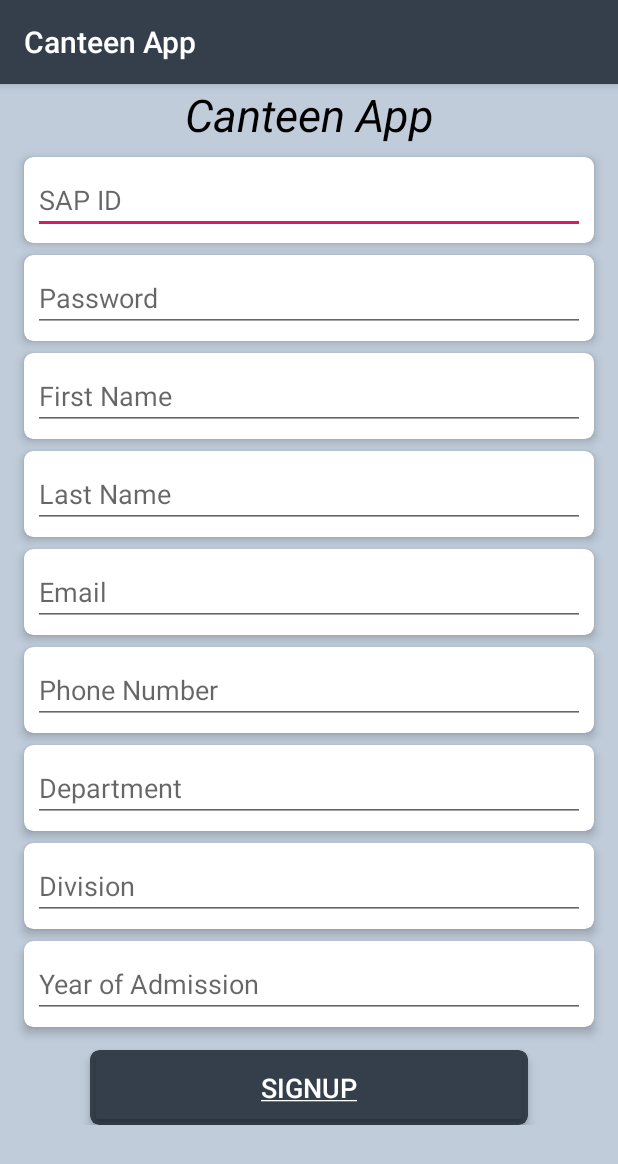
After one commit to djunicode/canteen-android-app, an Android app: the SignUpStudent screen opened directly, with no data from a screen before it, on a phone screen of 412 x 824 dp. The commit adds this screen. Shown: the top 1164 px of the screen. Run offline under Robolectric (Android 15) with nearby library versions, the phone set to English and light mode, and no system bars; network calls fail.

Commit message:
sign up post request

```diff
--- a/app/src/main/java/io/github/djunicode/canteenapp/LoginActivity.java
+++ b/app/src/main/java/io/github/djunicode/canteenapp/LoginActivity.java
@@ -99,7 +99,10 @@ public class LoginActivity extends BaseActivity {
 
         }
     }
-
+    public void goToSignUp(View view){
+        Intent intent=new Intent(LoginActivity.this,SignUpStudent.class);
+        startActivity(intent);
+    }
     public String SHAHashing()
     {
 
--- /dev/null
+++ b/app/src/main/java/io/github/djunicode/canteenapp/RequestObjects/SignUpRequest.java
@@ -0,0 +1,28 @@
+package io.github.djunicode.canteenapp.RequestObjects;
+
+public class SignUpRequest {
+
+    private String username;
+    private String password;
+    private String first_name;
+    private String last_name;
+    private String email;
+    private String phone_number;
+    private String division;
+    private String department;
+    private int admission_year;
+
+    public SignUpRequest(String username, String password, String first_name, String last_name, String email, String phone_number, String division, String department, int admission_year) {
+        this.username = username;
+        this.password = password;
+        this.first_name = first_name;
+        this.last_name = last_name;
+        this.email = email;
+        this.phone_number = phone_number;
+        this.department = department;
+        this.division = division;
+        this.admission_year = admission_year;
+    }
+
+
+}
--- /dev/null
+++ b/app/src/main/java/io/github/djunicode/canteenapp/ResponseObjects/SignUpResponse.java
@@ -0,0 +1,80 @@
+package io.github.djunicode.canteenapp.ResponseObjects;
+
+import java.math.BigInteger;
+
+public class SignUpResponse {
+    private String username;
+    private String first_name;
+    private String last_name;
+    private String email;
+    private String phone_number;
+    private String division;
+    private String department;
+    private int admission_year;
+
+    public void setUsername(String username) {
+        this.username = username;
+    }
+
+    public void setFirst_name(String first_name) {
+        this.first_name = first_name;
+    }
+
+    public void setLast_name(String last_name) {
+        this.last_name = last_name;
+    }
+
+    public void setEmail(String email) {
+        this.email = email;
+    }
+
+    public void setPhone_number(String phone_number) {
+        this.phone_number = phone_number;
+    }
+
+    public void setDivision(String division) {
+        this.division = division;
+    }
+
+    public void setDepartment(String department) {
+        this.department = department;
+    }
+
+    public void setAdmission_year(int admission_year) {
+        this.admission_year = admission_year;
+    }
+
+    public String getUsername() {
+        return username;
+    }
+
+    public String getFirst_name() {
+        return first_name;
+    }
+
+    public String getLast_name() {
+        return last_name;
+    }
+
+    public String getEmail() {
+        return email;
+    }
+
+    public String getPhone_number() {
+        return phone_number;
+    }
+
+    public String getDivision() {
+        return division;
+    }
+
+    public String getDepartment() {
+        return department;
+    }
+
+    public int getAdmission_year() {
+        return admission_year;
+    }
+
+
+}
--- a/app/src/main/java/io/github/djunicode/canteenapp/RetrofitInterfaces/ApiInterface.java
+++ b/app/src/main/java/io/github/djunicode/canteenapp/RetrofitInterfaces/ApiInterface.java
@@ -4,7 +4,9 @@ import java.util.List;
 
 import io.github.djunicode.canteenapp.RequestObjects.ChangePassword;
 import io.github.djunicode.canteenapp.RequestObjects.SignInRequest;
+import io.github.djunicode.canteenapp.RequestObjects.SignUpRequest;
 import io.github.djunicode.canteenapp.ResponseObjects.SignInResponse;
+import io.github.djunicode.canteenapp.ResponseObjects.SignUpResponse;
 import io.github.djunicode.canteenapp.models.MenuItem;
 import okhttp3.ResponseBody;
 import retrofit2.Call;
@@ -25,4 +27,7 @@ public interface ApiInterface {
     @POST("auth/users/set_password/")
     Call<ResponseBody> changePassword(@Body ChangePassword changePassword);
 
+    @POST("student_signup/")
+    Call<SignUpResponse>createPostSignUp(@Body SignUpRequest signUpRequest);
+
 }
--- /dev/null
+++ b/app/src/main/java/io/github/djunicode/canteenapp/SignUpStudent.java
@@ -0,0 +1,98 @@
+package io.github.djunicode.canteenapp;
+
+import android.content.Intent;
+import android.support.v7.app.AppCompatActivity;
+import android.os.Bundle;
+import android.view.View;
+import android.widget.Button;
+import android.widget.EditText;
+import android.widget.RadioButton;
+import android.widget.Toast;
+
+import retrofit2.Call;
+import retrofit2.Callback;
+import retrofit2.Response;
+
+import io.github.djunicode.canteenapp.RequestObjects.SignUpRequest;
+import io.github.djunicode.canteenapp.ResponseObjects.SignUpResponse;
+import io.github.djunicode.canteenapp.RetrofitInterfaces.ApiInterface;
+
+public class SignUpStudent extends BaseActivity {
+    EditText username_view,pass_view,fname_view,lname_view,email_view,phone_view,div_view,dept_view,admission_year_view;
+    Button signupButton;
+    private ApiInterface apiInterface;
+    String Rusername,Rfname,Rlname,Remail,Rphone,Rdiv,Rdept;
+    int Radmission_year;
+
+
+    @Override
+    protected void onCreate(Bundle savedInstanceState) {
+        super.onCreate(savedInstanceState);
+        setContentView(R.layout.activity_sign_up_student);
+
+        username_view=findViewById(R.id.signup_sap);
+        pass_view=findViewById(R.id.signup_pass);
+        fname_view=findViewById(R.id.signup_Fname);
+        lname_view=findViewById(R.id.signup_Lname);
+        email_view=findViewById(R.id.signup_email);
+        phone_view=findViewById(R.id.signup_phone);
+        div_view=findViewById(R.id.signup_div);
+        dept_view=findViewById(R.id.signup_dept);
+        admission_year_view=findViewById(R.id.signup_year);
+        signupButton=findViewById(R.id.signupbutton);
+
+        apiInterface = customRetrofit.create(ApiInterface.class);
+
+
+
+    }
+    public void signupclicked(View view){
+        String username,pass,fname,lname,email,phone,div,dept;
+        int admission_year;
+        username=username_view.getText().toString();
+        pass=pass_view.getText().toString();
+        fname=fname_view.getText().toString();
+        lname=lname_view.getText().toString();
+        email=email_view.getText().toString();
+        phone=phone_view.getText().toString();
+        div=div_view.getText().toString();
+        dept=dept_view.getText().toString();
+        admission_year=Integer.parseInt(admission_year_view.getText().toString());
+
+        SignUpRequest post=new SignUpRequest(username,pass,fname,lname,email,phone,div,dept,admission_year);
+
+        Call<SignUpResponse> call = apiInterface.createPostSignUp(post);
+        call.enqueue(new Callback<SignUpResponse>() {
+            @Override
+            public void onResponse(Call<SignUpResponse> call, Response<SignUpResponse> response) {
+                if(!response.isSuccessful()){
+                    Toast.makeText(SignUpStudent.this, "Some error has occurred...", Toast.LENGTH_SHORT).show();
+                    return;
+                }
+                SignUpResponse signUpResponse=response.body();
+                Rusername=signUpResponse.getUsername();
+                Rfname=signUpResponse.getFirst_name();
+                Rlname=signUpResponse.getLast_name();
+                Remail=signUpResponse.getEmail();
+                Rphone=signUpResponse.getPhone_number();
+                Rdiv=signUpResponse.getDivision();
+                Rdept=signUpResponse.getDepartment();
+                Radmission_year=signUpResponse.getAdmission_year();
+
+                Toast.makeText(SignUpStudent.this, "Sign Up successful", Toast.LENGTH_SHORT).show();
+                Intent i = new Intent(SignUpStudent.this, LoginActivity.class);
+                startActivity(i);
+
+            }
+
+            @Override
+            public void onFailure(Call<SignUpResponse> call, Throwable t) {
+
+                Toast.makeText(SignUpStudent.this, "Sign Up failed", Toast.LENGTH_SHORT).show();
+
+            }
+        });
+
+    }
+
+}
--- /dev/null
+++ b/app/src/main/res/layout/activity_sign_up_student.xml
@@ -0,0 +1,237 @@
+<?xml version="1.0" encoding="utf-8"?>
+
+<ScrollView xmlns:android="http://schemas.android.com/apk/res/android"
+
+    android:layout_width="match_parent"
+    android:layout_height="match_parent"
+    xmlns:app="http://schemas.android.com/apk/res-auto"
+    xmlns:tools="http://schemas.android.com/tools"
+    android:background="#C0CCDA"
+    tools:context=".SignUpStudent">
+
+<android.support.constraint.ConstraintLayout
+    android:layout_width="match_parent"
+    android:layout_height="wrap_content"
+   >
+
+<TextView
+    android:id="@+id/studentsignup"
+    android:layout_width="match_parent"
+    android:layout_height="wrap_content"
+    app:layout_constraintTop_toTopOf="parent"
+    android:text="Canteen App"
+    android:textAlignment="center"
+    android:textSize="30sp"
+    android:textColor="#000"
+    android:textStyle="italic"
+    />
+
+    <android.support.v7.widget.CardView
+    android:id="@+id/sapcard"
+    android:layout_width="match_parent"
+    android:layout_height="wrap_content"
+    android:layout_marginRight="16dp"
+    android:layout_marginLeft="16dp"
+    android:layout_marginTop="8dp"
+    app:cardCornerRadius="6dp"
+    app:cardElevation="4dp"
+    app:layout_constraintTop_toBottomOf="@id/studentsignup">
+    <EditText
+        android:id="@+id/signup_sap"
+        android:layout_margin="6dp"
+        android:layout_width="match_parent"
+        android:layout_height="match_parent"
+        android:hint="SAP ID"
+        android:inputType="number"/>
+
+</android.support.v7.widget.CardView>
+
+    <android.support.v7.widget.CardView
+        android:id="@+id/passcard"
+        android:layout_width="match_parent"
+        android:layout_height="wrap_content"
+        android:layout_marginRight="16dp"
+        android:layout_marginLeft="16dp"
+        android:layout_marginTop="8dp"
+        app:cardCornerRadius="6dp"
+        app:cardElevation="4dp"
+        app:layout_constraintTop_toBottomOf="@id/sapcard">
+        <EditText
+            android:id="@+id/signup_pass"
+            android:layout_margin="6dp"
+            android:layout_width="match_parent"
+            android:layout_height="match_parent"
+            android:hint="Password"
+            android:inputType="textVisiblePassword"/>
+
+    </android.support.v7.widget.CardView>
+
+    <android.support.v7.widget.CardView
+        android:id="@+id/Fnamecard"
+        android:layout_width="match_parent"
+        android:layout_height="wrap_content"
+        android:layout_marginRight="16dp"
+        android:layout_marginLeft="16dp"
+        android:layout_marginTop="8dp"
+        app:cardCornerRadius="6dp"
+        app:cardElevation="4dp"
+        app:layout_constraintTop_toBottomOf="@id/passcard">
+        <EditText
+            android:id="@+id/signup_Fname"
+            android:layout_margin="6dp"
+            android:layout_width="match_parent"
+            android:layout_height="match_parent"
+            android:hint="First Name"
+            android:inputType="textPersonName"/>
+
+    </android.support.v7.widget.CardView>
+
+    <android.support.v7.widget.CardView
+        android:id="@+id/Lnamecard"
+        android:layout_width="match_parent"
+        android:layout_height="wrap_content"
+        android:layout_marginRight="16dp"
+        android:layout_marginLeft="16dp"
+        android:layout_marginTop="8dp"
+        app:cardCornerRadius="6dp"
+        app:cardElevation="4dp"
+        app:layout_constraintTop_toBottomOf="@id/Fnamecard">
+        <EditText
+            android:id="@+id/signup_Lname"
+            android:layout_margin="6dp"
+            android:layout_width="match_parent"
+            android:layout_height="match_parent"
+            android:hint="Last Name"
+            android:inputType="textPersonName"/>
+
+    </android.support.v7.widget.CardView>
+
+    <android.support.v7.widget.CardView
+        android:id="@+id/emailcard"
+        android:layout_width="match_parent"
+        android:layout_height="wrap_content"
+        android:layout_marginRight="16dp"
+        android:layout_marginLeft="16dp"
+        android:layout_marginTop="8dp"
+        app:cardCornerRadius="6dp"
+        app:cardElevation="4dp"
+        app:layout_constraintTop_toBottomOf="@id/Lnamecard">
+        <EditText
+            android:id="@+id/signup_email"
+            android:layout_margin="6dp"
+            android:layout_width="match_parent"
+            android:layout_height="match_parent"
+            android:hint="Email"
+            android:inputType="textEmailAddress"/>
+
+    </android.support.v7.widget.CardView>
+
+    <android.support.v7.widget.CardView
+        android:id="@+id/phonecard"
+        android:layout_width="match_parent"
+        android:layout_height="wrap_content"
+        android:layout_marginRight="16dp"
+        android:layout_marginLeft="16dp"
+        android:layout_marginTop="8dp"
+        app:cardCornerRadius="6dp"
+        app:cardElevation="4dp"
+        app:layout_constraintTop_toBottomOf="@id/emailcard">
+        <EditText
+            android:id="@+id/signup_phone"
+            android:layout_margin="6dp"
+            android:layout_width="match_parent"
+            android:layout_height="match_parent"
+            android:hint="Phone Number"
+            android:inputType="phone"/>
+
+    </android.support.v7.widget.CardView>
+
+    <android.support.v7.widget.CardView
+        android:id="@+id/deptcard"
+        android:layout_width="match_parent"
+        android:layout_height="wrap_content"
+        android:layout_marginRight="16dp"
+        android:layout_marginLeft="16dp"
+        android:layout_marginTop="8dp"
+        app:cardCornerRadius="6dp"
+        app:cardElevation="4dp"
+        app:layout_constraintTop_toBottomOf="@id/phonecard">
+        <EditText
+            android:id="@+id/signup_dept"
+            android:layout_margin="6dp"
+            android:layout_width="match_parent"
+            android:layout_height="match_parent"
+            android:hint="Department"
+            android:inputType="text"/>
+
+    </android.support.v7.widget.CardView>
+
+    <android.support.v7.widget.CardView
+        android:id="@+id/divcard"
+        android:layout_width="match_parent"
+        android:layout_height="wrap_content"
+        android:layout_marginRight="16dp"
+        android:layout_marginLeft="16dp"
+        android:layout_marginTop="8dp"
+        app:cardCornerRadius="6dp"
+        app:cardElevation="4dp"
+        app:layout_constraintTop_toBottomOf="@id/deptcard">
+        <EditText
+            android:id="@+id/signup_div"
+            android:layout_margin="6dp"
+            android:layout_width="match_parent"
+            android:layout_height="match_parent"
+            android:hint="Division"
+            android:inputType="textCapCharacters"/>
+
+    </android.support.v7.widget.CardView>
+
+    <android.support.v7.widget.CardView
+        android:id="@+id/yearcard"
+        android:layout_width="match_parent"
+        android:layout_height="wrap_content"
+        android:layout_marginRight="16dp"
+        android:layout_marginLeft="16dp"
+        android:layout_marginTop="8dp"
+        app:cardCornerRadius="6dp"
+        app:cardElevation="4dp"
+        app:layout_constraintTop_toBottomOf="@id/divcard">
+        <EditText
+            android:id="@+id/signup_year"
+            android:layout_margin="6dp"
+            android:layout_width="match_parent"
+            android:layout_height="match_parent"
+            android:hint="Year of Admission"
+            android:inputType="number"/>
+
+    </android.support.v7.widget.CardView>
+
+    <android.support.v7.widget.CardView
+        android:layout_width="0dp"
+        android:layout_height="50dp"
+        android:layout_marginStart="60dp"
+        android:layout_marginTop="15dp"
+        android:layout_marginEnd="60dp"
+        android:backgroundTint="@color/darkblue"
+        app:cardCornerRadius="6dp"
+        app:cardElevation="4dp"
+        app:layout_constraintEnd_toEndOf="parent"
+        app:layout_constraintStart_toStartOf="parent"
+        app:layout_constraintTop_toBottomOf="@id/yearcard">
+
+        <Button
+            android:id="@+id/signupbutton"
+            android:layout_width="match_parent"
+            android:layout_height="match_parent"
+            android:layout_margin="4dp"
+            android:background="@color/darkblue"
+            android:text="@string/Signup"
+            android:textColor="#ffffff"
+            android:textSize="18sp"
+            android:onClick="signupclicked"/>
+
+
+    </android.support.v7.widget.CardView>
+</android.support.constraint.ConstraintLayout>
+
+</ScrollView>
--- a/app/src/main/res/layout/login.xml
+++ b/app/src/main/res/layout/login.xml
@@ -146,6 +146,7 @@
                     android:textColor="#000"
                     android:textSize="16sp"
                     android:textStyle="bold"
+                    android:onClick="goToSignUp"
 
                     />
             </LinearLayout>
```
Also changed, not shown: app/src/main/AndroidManifest.xml (+15 -12 lines).
